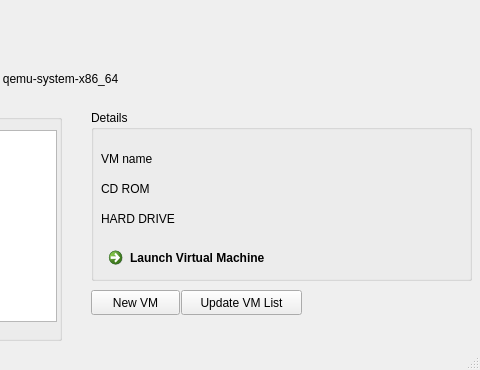
Old version of the form mainwindow.ui in the repository Electro-Corp/QEF86_64; both pictures show x 219 to 699 and y 0 to 370 of the 699 by 370 pixel window.
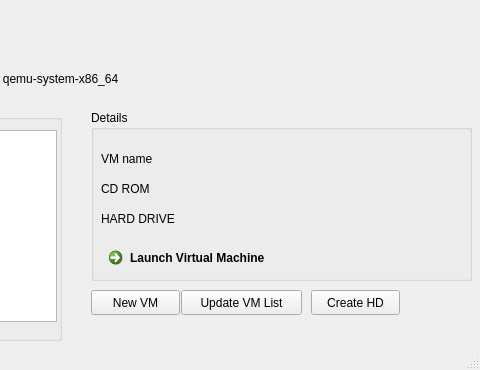
New version of the form. Icons and pictures are not drawn.

What changed in the file:
```diff
--- a/mainwindow.ui
+++ b/mainwindow.ui
@@ -158,6 +158,19 @@
      <string>Update VM List</string>
     </property>
    </widget>
+   <widget class="QPushButton" name="pushButton_2">
+    <property name="geometry">
+     <rect>
+      <x>530</x>
+      <y>290</y>
+      <width>89</width>
+      <height>25</height>
+     </rect>
+    </property>
+    <property name="text">
+     <string>Create HD</string>
+    </property>
+   </widget>
   </widget>
   <widget class="QMenuBar" name="menubar">
    <property name="geometry">
```
Left out of the diff: 2 changed lines with no effect on the pictures.
